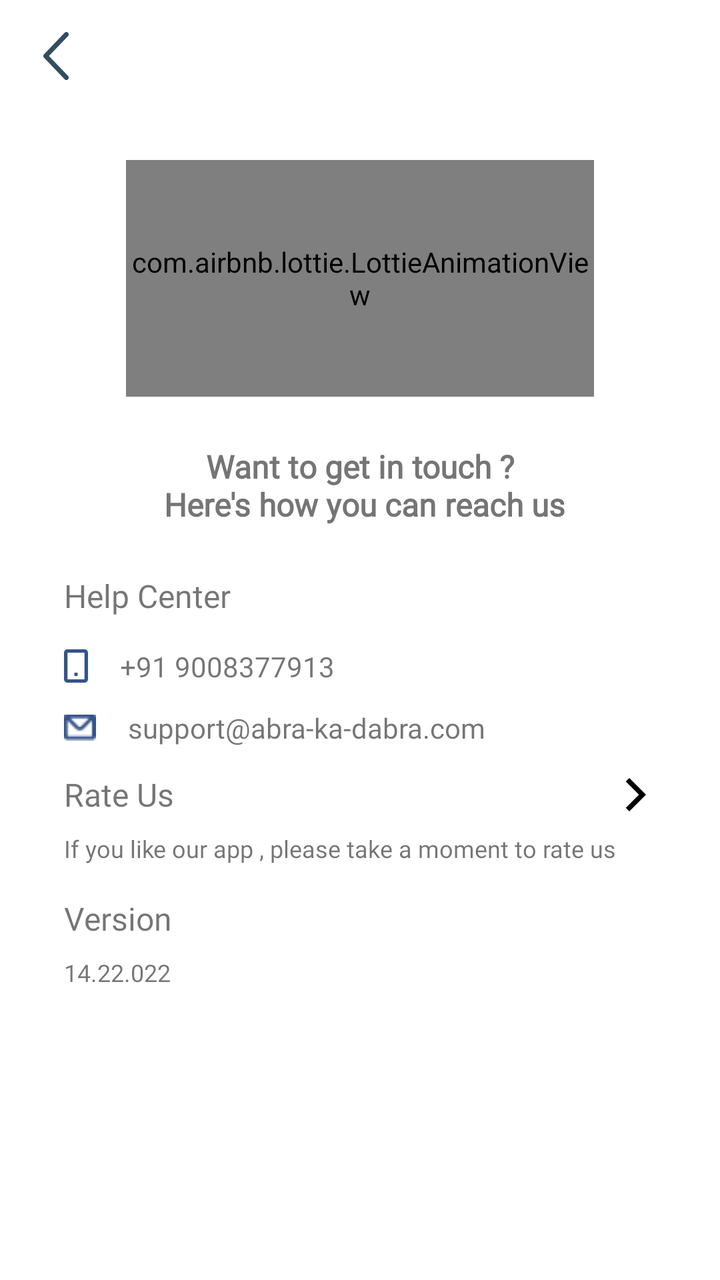
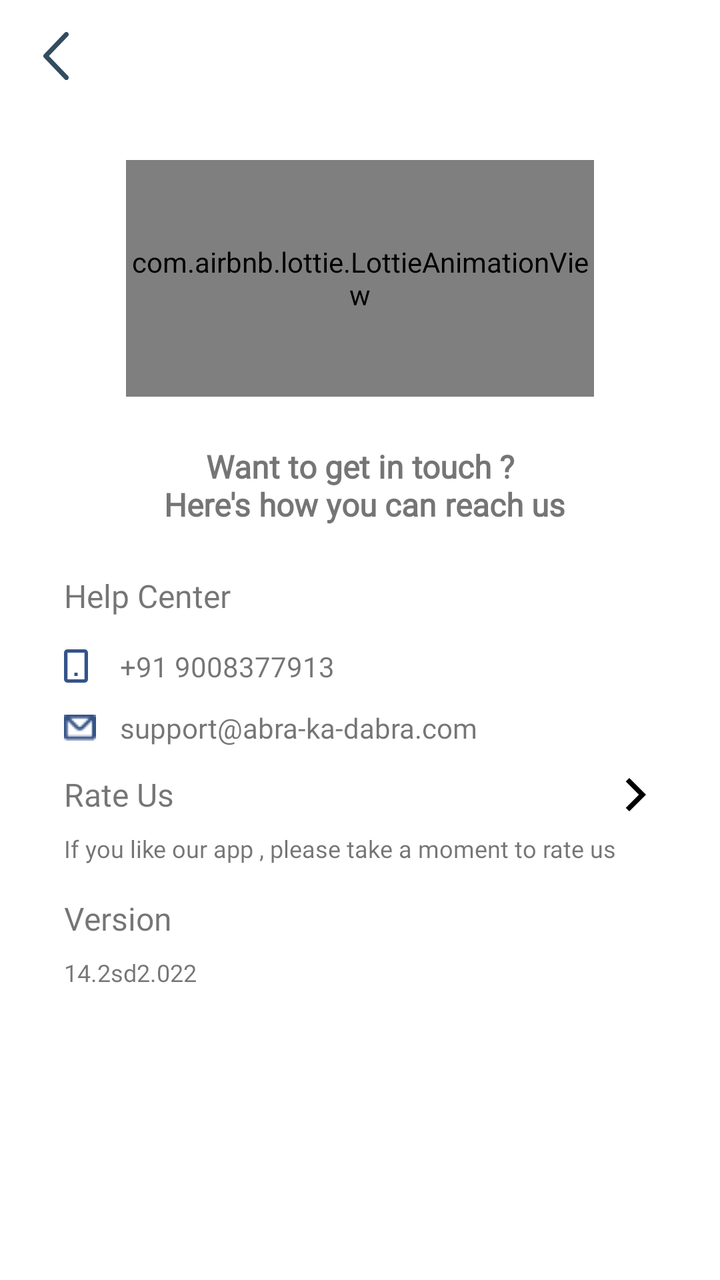

An Android layout rendered at two revisions. The XML below is the earlier revision; the diff shows what the commit changed to produce the second picture.
<!-- AndroidManifest.xml: activity theme Theme.AbraaKaDabraa.NoActionBar -->
<!-- res/layout/activity_content_management.xml -->
<?xml version="1.0" encoding="utf-8"?>
<androidx.constraintlayout.widget.ConstraintLayout xmlns:android="http://schemas.android.com/apk/res/android"
    xmlns:app="http://schemas.android.com/apk/res-auto"
    xmlns:tools="http://schemas.android.com/tools"
    android:id="@+id/cl_content_management"
    android:layout_width="match_parent"
    android:layout_height="match_parent"
    android:background="@color/white"
    tools:context=".activities.ContentManagementActivity">

    <include
        android:id="@+id/include_toolbar"
        layout="@layout/logged_in_user_toolbar"
        android:layout_width="0dp"
        android:layout_height="wrap_content"
        app:layout_constraintEnd_toEndOf="parent"
        app:layout_constraintStart_toStartOf="parent"
        app:layout_constraintTop_toTopOf="parent" />

    <ScrollView
        android:layout_width="0dp"
        android:layout_height="0dp"
        android:scrollbarSize="0dp"
        app:layout_constraintBottom_toBottomOf="parent"
        app:layout_constraintEnd_toEndOf="parent"
        app:layout_constraintStart_toStartOf="parent"
        app:layout_constraintTop_toBottomOf="@+id/include_toolbar">

        <LinearLayout
            android:layout_width="match_parent"
            android:layout_height="wrap_content"
            android:gravity="center"
            android:orientation="vertical">

            <androidx.constraintlayout.widget.ConstraintLayout
                android:id="@+id/cl_contact_us_content"
                android:layout_width="match_parent"
                android:layout_height="match_parent"
                android:visibility="visible">

                <androidx.constraintlayout.widget.ConstraintLayout
                    android:layout_width="match_parent"
                    android:layout_height="match_parent"
                    android:background="@color/transparent"
                    app:layout_constraintBottom_toBottomOf="parent"
                    app:layout_constraintEnd_toEndOf="parent"
                    app:layout_constraintStart_toStartOf="parent"
                    app:layout_constraintTop_toTopOf="parent">

                    
                    <com.airbnb.lottie.LottieAnimationView
                        android:id="@+id/lottie_animation_view"
                        android:layout_width="0dp"
                        android:layout_height="0dp"
                        android:layout_marginTop="24dp"
                        android:scaleType="centerCrop"
                        app:layout_constraintEnd_toEndOf="parent"
                        app:layout_constraintHeight_percent="0.27"
                        app:layout_constraintStart_toStartOf="parent"
                        app:layout_constraintTop_toTopOf="parent"
                        app:layout_constraintWidth_percent="0.65"
                        app:lottie_autoPlay="true"
                        app:lottie_loop="true"
                        app:lottie_rawRes="@raw/support" />


                    <TextView
                        android:id="@+id/textView15"
                        android:layout_width="wrap_content"
                        android:layout_height="wrap_content"
                        android:layout_marginTop="24dp"
                        android:fontFamily="@font/montserrat_medium"
                        android:gravity="center"
                        android:text="Want to get in touch ?\n Here's how you can reach us"
                        android:textSize="16sp"
                        android:textStyle="bold"
                        app:layout_constraintEnd_toEndOf="@+id/lottie_animation_view"
                        app:layout_constraintStart_toStartOf="@+id/lottie_animation_view"
                        app:layout_constraintTop_toBottomOf="@+id/lottie_animation_view" />

                    <TextView
                        android:id="@+id/textView25"
                        android:layout_width="wrap_content"
                        android:layout_height="wrap_content"
                        android:layout_marginStart="32dp"
                        android:layout_marginTop="24dp"
                        android:fontFamily="@font/montserrat_medium"
                        android:text="Help Center"
                        android:textSize="16sp"
                        app:layout_constraintStart_toStartOf="parent"
                        app:layout_constraintTop_toBottomOf="@+id/textView15" />

                    <ImageView
                        android:id="@+id/imageView8"
                        android:layout_width="wrap_content"
                        android:layout_height="wrap_content"
                        android:layout_marginTop="16dp"
                        app:layout_constraintStart_toStartOf="@+id/textView25"
                        app:layout_constraintTop_toBottomOf="@+id/textView25"
                        app:srcCompat="@drawable/ic_mobile_icon" />

                    <TextView
                        android:id="@+id/mobileNum"
                        android:layout_width="wrap_content"
                        android:layout_height="wrap_content"
                        android:layout_marginStart="16dp"
                        android:fontFamily="@font/montserrat_regular"
                        android:text="+91 9008377913"
                        android:textSize="14sp"
                        app:layout_constraintBottom_toBottomOf="@+id/imageView8"
                        app:layout_constraintStart_toEndOf="@+id/imageView8"
                        app:layout_constraintTop_toTopOf="@+id/imageView8" />

                    <ImageView
                        android:id="@+id/imageView10"
                        android:layout_width="16dp"
                        android:layout_height="13dp"
                        android:layout_marginTop="16dp"
                        app:layout_constraintStart_toStartOf="@+id/imageView8"
                        app:layout_constraintTop_toBottomOf="@+id/imageView8"
                        app:srcCompat="@drawable/mail_menu_page" />

                    <TextView
                        android:id="@+id/emailTxt"
                        android:layout_width="wrap_content"
                        android:layout_height="wrap_content"
                        android:layout_marginStart="16dp"
                        android:fontFamily="@font/montserrat_regular"
                        android:text="support@abra-ka-dabra.com"
                        android:textSize="14sp"
                        app:layout_constraintBottom_toBottomOf="@+id/imageView10"
                        app:layout_constraintStart_toEndOf="@+id/imageView10"
                        app:layout_constraintTop_toTopOf="@+id/imageView10" />

                    <TextView
                        android:id="@+id/rateUsTxt"
                        android:layout_width="0dp"
                        android:layout_height="wrap_content"
                        android:layout_marginTop="16dp"
                        android:fontFamily="@font/montserrat_medium"
                        android:text="Rate Us"
                        android:textSize="16sp"
                        app:layout_constraintEnd_toStartOf="@+id/rateUs"
                        app:layout_constraintStart_toStartOf="@+id/imageView10"
                        app:layout_constraintTop_toBottomOf="@+id/imageView10" />

                    <ImageView
                        android:id="@+id/rateUs"
                        android:layout_width="wrap_content"
                        android:layout_height="wrap_content"
                        android:layout_marginEnd="32dp"
                        app:layout_constraintBottom_toBottomOf="@+id/rateUsTxt"
                        app:layout_constraintEnd_toEndOf="parent"
                        app:layout_constraintTop_toTopOf="@+id/rateUsTxt"
                        app:srcCompat="@drawable/ic_arrow_forward_ios" />

                    <TextView
                        android:id="@+id/textView35"
                        android:layout_width="wrap_content"
                        android:layout_height="wrap_content"
                        android:layout_marginTop="8dp"
                        android:fontFamily="@font/montserrat_regular"
                        android:text="If you like our app , please take a moment to rate us"
                        android:textSize="12sp"
                        app:layout_constraintStart_toStartOf="@+id/rateUsTxt"
                        app:layout_constraintTop_toBottomOf="@+id/rateUsTxt" />

                    <TextView
                        android:id="@+id/textView36"
                        android:layout_width="wrap_content"
                        android:layout_height="wrap_content"
                        android:layout_marginTop="16dp"
                        android:fontFamily="@font/montserrat_medium"
                        android:text="Version"
                        android:textSize="16sp"
                        app:layout_constraintStart_toStartOf="@+id/textView35"
                        app:layout_constraintTop_toBottomOf="@+id/textView35" />

                    <TextView
                        android:id="@+id/version"
                        android:layout_width="wrap_content"
                        android:layout_height="wrap_content"
                        android:layout_marginTop="8dp"
                        android:fontFamily="@font/montserrat_regular"
                        android:text="14.22.022"
                        android:textSize="12sp"
                        app:layout_constraintBottom_toBottomOf="parent"
                        app:layout_constraintStart_toStartOf="@+id/textView36"
                        app:layout_constraintTop_toBottomOf="@+id/textView36" />
                </androidx.constraintlayout.widget.ConstraintLayout>

               

                

            </androidx.constraintlayout.widget.ConstraintLayout>

            <androidx.constraintlayout.widget.ConstraintLayout
                android:id="@+id/cl_about_us_content"
                android:layout_width="match_parent"
                android:layout_height="match_parent"
                android:layout_marginBottom="20dp"
                android:visibility="gone">

                <include layout="@layout/new_about_us" />

                

            </androidx.constraintlayout.widget.ConstraintLayout>

            <androidx.constraintlayout.widget.ConstraintLayout
                android:id="@+id/cl_privacy_policy_content"
                android:layout_width="match_parent"
                android:layout_height="match_parent"
                android:layout_marginBottom="20dp"
                android:visibility="gone">

                <include layout="@layout/new_privacy_policy" />

                

            </androidx.constraintlayout.widget.ConstraintLayout>


            <TextView
                android:id="@+id/tv_content"
                android:layout_width="match_parent"
                android:layout_height="wrap_content"
                android:fontFamily="@font/lato_regular"
                android:padding="16dp"
                android:textColor="@color/black"
                android:textSize="16sp" />

        </LinearLayout>

    </ScrollView>

</androidx.constraintlayout.widget.ConstraintLayout>
<!-- res/layout/logged_in_user_toolbar.xml (included above) -->
<?xml version="1.0" encoding="utf-8"?>
<com.google.android.material.appbar.AppBarLayout
    xmlns:android="http://schemas.android.com/apk/res/android"
    xmlns:app="http://schemas.android.com/apk/res-auto"
    android:id="@+id/appBarLayout"
    android:layout_width="match_parent"
    android:layout_height="wrap_content"
    app:layout_constraintEnd_toEndOf="parent"
    android:background="@color/white"
    app:layout_constraintStart_toStartOf="parent"
    app:layout_constraintTop_toTopOf="parent">

    <androidx.appcompat.widget.Toolbar
        android:id="@+id/toolbar"
        android:layout_width="match_parent"
        android:layout_height="?attr/actionBarSize"
        app:contentInsetLeft="0dp"
        app:contentInsetStart="0dp"
        app:contentInsetStartWithNavigation="0dp"
        app:theme="@style/ToolbarColoredBackArrow">

        <androidx.constraintlayout.widget.ConstraintLayout
            android:layout_width="match_parent"
            android:layout_height="match_parent">

            <ImageView
                android:id="@+id/iv_back"
                android:layout_width="24dp"
                android:layout_height="24dp"
                android:layout_marginStart="16dp"
                android:background="?android:selectableItemBackgroundBorderless"
                android:clickable="true"
                android:contentDescription="@null"
                android:focusable="true"
                android:src="@drawable/ic_back_arrow"
                android:visibility="visible"
                app:layout_constraintBottom_toBottomOf="parent"
                app:layout_constraintStart_toStartOf="parent"
                app:layout_constraintTop_toTopOf="parent" />

            <TextView
                android:id="@+id/tv_toolbar_title"
                android:layout_width="0dp"
                android:layout_height="wrap_content"
                android:layout_marginStart="16dp"
                android:layout_marginEnd="16dp"
                android:ellipsize="end"
                android:fontFamily="@font/montserrat_bold"
                android:textSize="24sp"
                android:gravity="center"
                android:maxLines="1"
                android:textColor="@color/new_action_bar_title_color"
                app:layout_constraintBottom_toBottomOf="parent"
                app:layout_constraintEnd_toStartOf="@+id/cl_notification_content"
                app:layout_constraintStart_toEndOf="@+id/iv_back"
                app:layout_constraintTop_toTopOf="parent" />

            <TextView
                android:id="@+id/image_count"
                android:layout_width="wrap_content"
                android:layout_height="wrap_content"
                android:layout_marginEnd="16dp"
                android:fontFamily="@font/lato_bold"
                android:textColor="@color/theme_color"
                android:textSize="16sp"
                android:visibility="gone"
                app:layout_constraintBottom_toBottomOf="parent"
                app:layout_constraintEnd_toEndOf="parent"
                app:layout_constraintTop_toTopOf="parent" />

            <TextView
                android:id="@+id/tv_edit_profile"
                android:layout_width="wrap_content"
                android:layout_height="wrap_content"
                android:layout_marginEnd="16dp"
                android:fontFamily="@font/lato_bold"
                android:text="@string/edit"
                android:textColor="@color/white"
                android:textSize="16sp"
                android:visibility="gone"
                app:layout_constraintBottom_toBottomOf="parent"
                app:layout_constraintEnd_toEndOf="parent"
                app:layout_constraintTop_toTopOf="parent" />

            <androidx.constraintlayout.widget.ConstraintLayout
                android:id="@+id/cl_notification_content"
                android:layout_width="wrap_content"
                android:layout_height="wrap_content"
                android:layout_marginEnd="16dp"
                android:visibility="gone"
                app:layout_constraintBottom_toBottomOf="parent"
                app:layout_constraintEnd_toEndOf="parent"
                app:layout_constraintTop_toTopOf="parent">

                <ImageView
                    android:id="@+id/iv_notification"
                    android:layout_width="32dp"
                    android:layout_height="32dp"
                    android:layout_marginEnd="16dp"
                    android:background="?attr/selectableItemBackgroundBorderless"
                    android:clickable="true"
                    android:contentDescription="@null"
                    android:focusable="true"
                    android:padding="2dp"
                    android:src="@drawable/ic_notifications"
                    android:visibility="visible"
                    app:layout_constraintBottom_toBottomOf="parent"
                    app:layout_constraintEnd_toStartOf="@+id/iv_filter"
                    app:layout_constraintTop_toTopOf="parent" />

                <ImageView
                    android:id="@+id/notification_active"
                    android:layout_width="14dp"
                    android:layout_height="14dp"
                    android:layout_marginStart="2dp"
                    android:layout_marginTop="2dp"
                    android:contentDescription="@null"
                    android:src="@drawable/nav_header_dot"
                    android:visibility="invisible"
                    app:layout_constraintStart_toStartOf="@+id/iv_notification"
                    app:layout_constraintTop_toTopOf="@+id/iv_notification" />

                <ImageView
                    android:id="@+id/iv_filter"
                    android:layout_width="28dp"
                    android:layout_height="28dp"
                    android:background="?attr/selectableItemBackgroundBorderless"
                    android:clickable="true"
                    android:contentDescription="@null"
                    android:focusable="true"
                    android:padding="2dp"
                    android:src="@drawable/ic_filter"
                    android:visibility="visible"
                    app:layout_constraintBottom_toBottomOf="parent"
                    app:layout_constraintEnd_toEndOf="parent"
                    app:layout_constraintTop_toTopOf="parent" />

            </androidx.constraintlayout.widget.ConstraintLayout>

            <ImageView
                android:id="@+id/iv_menu"
                android:layout_width="32dp"
                android:layout_height="32dp"
                android:layout_marginEnd="8dp"
                android:background="?attr/selectableItemBackgroundBorderless"
                android:clickable="true"
                android:contentDescription="@null"
                android:focusable="true"
                android:src="@drawable/ic_vert_menu_dots"
                android:visibility="gone"
                app:layout_constraintBottom_toBottomOf="parent"
                app:layout_constraintEnd_toEndOf="parent"
                app:layout_constraintTop_toTopOf="parent" />

        </androidx.constraintlayout.widget.ConstraintLayout>

    </androidx.appcompat.widget.Toolbar>

</com.google.android.material.appbar.AppBarLayout>
<!-- res/layout/new_about_us.xml (included above) -->
<?xml version="1.0" encoding="utf-8"?>
<androidx.constraintlayout.widget.ConstraintLayout xmlns:android="http://schemas.android.com/apk/res/android"
    xmlns:app="http://schemas.android.com/apk/res-auto"
    xmlns:tools="http://schemas.android.com/tools"
    android:layout_width="match_parent"
    android:layout_height="match_parent"
    android:background="@color/white">

   
    <ImageView
        android:id="@+id/imageView7"
        android:layout_width="0dp"
        android:layout_height="0dp"
        android:layout_marginTop="24dp"
        android:src="@drawable/app_logo_new"
        app:layout_constraintEnd_toEndOf="parent"
        app:layout_constraintHeight_percent="0.27"
        app:layout_constraintStart_toStartOf="parent"
        app:layout_constraintTop_toTopOf="parent"
        app:layout_constraintWidth_percent="0.55" />

    <TextView
        android:id="@+id/textView38"
        android:layout_width="0dp"
        android:layout_height="wrap_content"
        android:layout_marginStart="16dp"
        android:layout_marginTop="16dp"
        android:layout_marginEnd="16dp"
        android:text="@string/new_about_us_str"
        android:fontFamily="@font/montserrat_regular"
        android:textSize="14sp"
        app:layout_constraintEnd_toEndOf="parent"
        app:layout_constraintStart_toStartOf="parent"
        app:layout_constraintTop_toBottomOf="@+id/imageView7" />

    <TextView
        android:id="@+id/textView39"
        android:layout_width="wrap_content"
        android:layout_height="wrap_content"
        android:layout_marginTop="8dp"
        android:fontFamily="@font/montserrat_bold"
        android:textSize="14sp"
        android:text=" So, Let’s get started and Abra Ka Dabra your first product today!"
        app:layout_constraintStart_toStartOf="@+id/textView38"
        app:layout_constraintTop_toBottomOf="@+id/textView38" />


</androidx.constraintlayout.widget.ConstraintLayout>
<!-- res/layout/new_privacy_policy.xml (included above) -->
<?xml version="1.0" encoding="utf-8"?>
<androidx.constraintlayout.widget.ConstraintLayout xmlns:android="http://schemas.android.com/apk/res/android"
    xmlns:app="http://schemas.android.com/apk/res-auto"
    xmlns:tools="http://schemas.android.com/tools"
    android:layout_width="match_parent"
    android:layout_height="match_parent"
    android:background="@color/white">

    

    <ScrollView
        android:layout_width="match_parent"
        android:layout_height="wrap_content"
        android:layout_marginStart="16dp"
        android:layout_marginTop="16dp"
        android:layout_marginEnd="16dp"
        app:layout_constraintEnd_toEndOf="parent"
        app:layout_constraintStart_toStartOf="parent"
        app:layout_constraintTop_toTopOf="parent">

        <TextView
            android:id="@+id/textView38"
            android:layout_width="match_parent"
            android:layout_height="wrap_content"

            android:fontFamily="@font/montserrat_medium"
            android:text="@string/new_privacy_policy_str"
            android:textSize="14sp"
            app:layout_constraintEnd_toEndOf="parent"
            app:layout_constraintStart_toStartOf="parent"
            app:layout_constraintTop_toBottomOf="@+id/textView14" />


    </ScrollView>

</androidx.constraintlayout.widget.ConstraintLayout>
<!-- resources referenced by this layout -->
<resources>
  <color name="black">#FF000000</color>
  <color name="new_action_bar_title_color">#223749</color>
  <color name="theme_color">#416D49</color>
  <color name="transparent">#00000000</color>
  <color name="white">#FFFFFFFF</color>
  <string name="edit">Edit</string>
  <string name="new_about_us_str">Thank you for downloading the application and Welcome to Abra Ka Dabra. \n\nYou are officially a part of our magical family. \n\nAt Abra Ka Dabra, we believe that a core human principle is sharing. All of us have been taught to share with our siblings, friends and neighbours from our childhood. With Abra Ka Dabra we want to expand this circle to a larger community providing you an opportunity to share anything with anyone. \n\nWe often have items which we don’t use but are in good condition. Selling them may not be an option for most of us for many reasons. This platform helps us give those items to people who can use them. Similarly, the platform also allows us to request for an item from other givers which we need. \n\nAt Abra Ka Dabra, we aim to reduce the wastage by creating an ecosystem of sharing products in good condition. This helps keep the environment cleaner, saves our personal funds and spreads joy.</string>
  <color name="new_theme_color_dark">#51A8C2</color>
  <color name="new_theme_color">#A7EBD7</color>
  <!-- unchanged entries left out for length: 13 -->
</resources>

<!-- the commit's change to res/layout/activity_content_management.xml (unified diff, before → after) -->
@@ -124,12 +124,12 @@
                         android:id="@+id/emailTxt"
                         android:layout_width="wrap_content"
                         android:layout_height="wrap_content"
-                        android:layout_marginStart="16dp"
                         android:fontFamily="@font/montserrat_regular"
                         android:text="support@abra-ka-dabra.com"
                         android:textSize="14sp"
                         app:layout_constraintBottom_toBottomOf="@+id/imageView10"
                         app:layout_constraintStart_toEndOf="@+id/imageView10"
+                        app:layout_constraintStart_toStartOf="@+id/mobileNum"
                         app:layout_constraintTop_toTopOf="@+id/imageView10" />
 
                     <TextView
@@ -182,9 +182,11 @@
                         android:layout_height="wrap_content"
                         android:layout_marginTop="8dp"
                         android:fontFamily="@font/montserrat_regular"
-                        android:text="14.22.022"
+                        android:text="14.2sd2.022"
                         android:textSize="12sp"
                         app:layout_constraintBottom_toBottomOf="parent"
+                        app:layout_constraintEnd_toEndOf="@+id/textView36"
+                        app:layout_constraintHorizontal_bias="0.0"
                         app:layout_constraintStart_toStartOf="@+id/textView36"
                         app:layout_constraintTop_toBottomOf="@+id/textView36" />
                 </androidx.constraintlayout.widget.ConstraintLayout>
